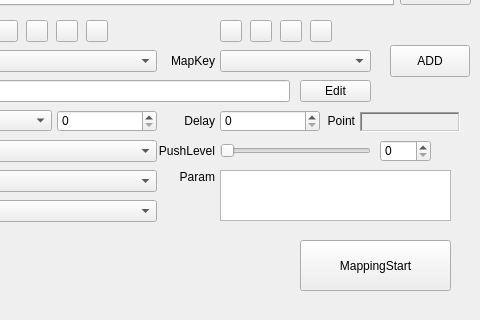
Before: the Qt Designer form QKeyMapper/qkeymapper.ui in Zalafina/QKeyMapper, drawn with Qt 5; both pictures show x 590 to 1070 and y 350 to 670 of the 1070 by 670 pixel window.
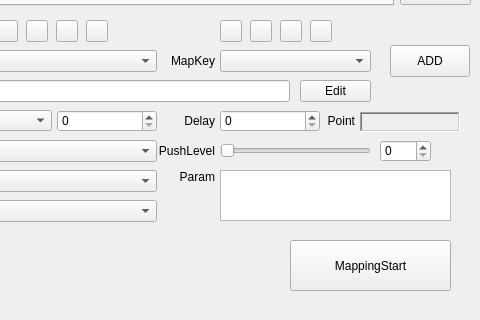
After: the same form once the commit is applied. Custom widgets are drawn as their Qt base class.

Patch:
```diff
--- a/QKeyMapper/qkeymapper.ui
+++ b/QKeyMapper/qkeymapper.ui
@@ -31,12 +31,12 @@
   <property name="windowTitle">
    <string>QKeyMapper</string>
   </property>
-  <widget class="QPushButton" name="keymapButton">
+  <widget class="QToolButton" name="keymapButton">
    <property name="geometry">
     <rect>
-     <x>890</x>
+     <x>880</x>
      <y>590</y>
-     <width>151</width>
+     <width>161</width>
      <height>51</height>
     </rect>
    </property>
@@ -46,12 +46,6 @@
    <property name="text">
     <string>MappingStart</string>
    </property>
-   <property name="autoDefault">
-    <bool>false</bool>
-   </property>
-   <property name="default">
-    <bool>false</bool>
-   </property>
   </widget>
   <widget class="QPushButton" name="savemaplistButton">
    <property name="geometry">
```
